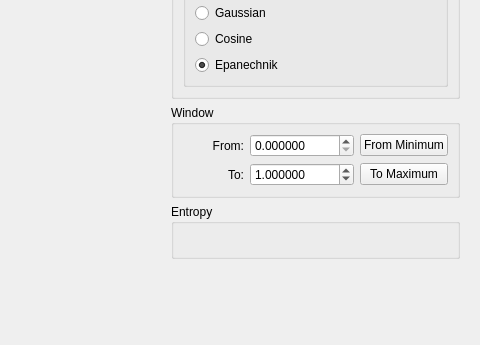
Above: source/modules/histogram/HistogramWidget.ui from josefkoller/ambient_image_processor before the change; both pictures show x 163 to 643 and y 241 to 586 of the 643 by 586 pixel window. Below: the same form after it.
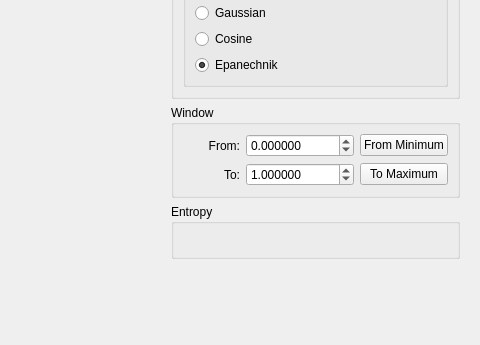
That is the form after the change. Custom widgets are drawn as their Qt base class.

Commit message: do no set any histogram ui property on image set

What changed in the file:
```diff
--- a/source/modules/histogram/HistogramWidget.ui
+++ b/source/modules/histogram/HistogramWidget.ui
@@ -198,6 +198,9 @@
            <property name="decimals">
             <number>6</number>
            </property>
+           <property name="minimum">
+            <double>-50000.000000000000000</double>
+           </property>
            <property name="maximum">
             <double>5000.000000000000000</double>
            </property>
@@ -214,6 +217,9 @@
            <property name="decimals">
             <number>6</number>
            </property>
+           <property name="minimum">
+            <double>-5000.000000000000000</double>
+           </property>
            <property name="maximum">
             <double>50000.000000000000000</double>
            </property>
```
The commit also changes 1 other file.
